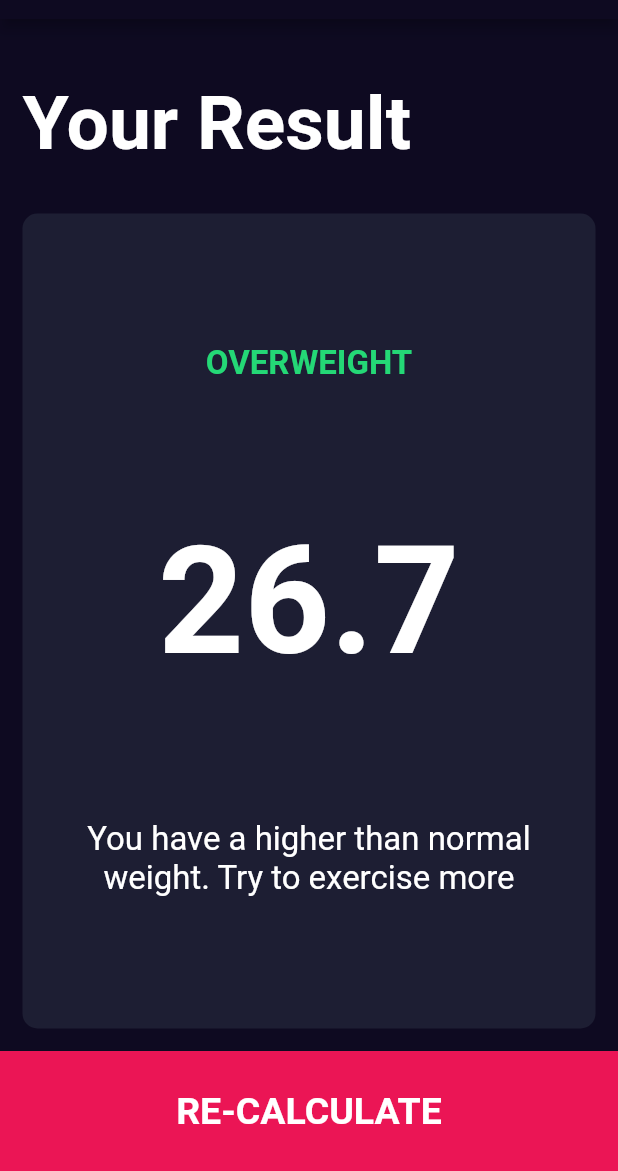
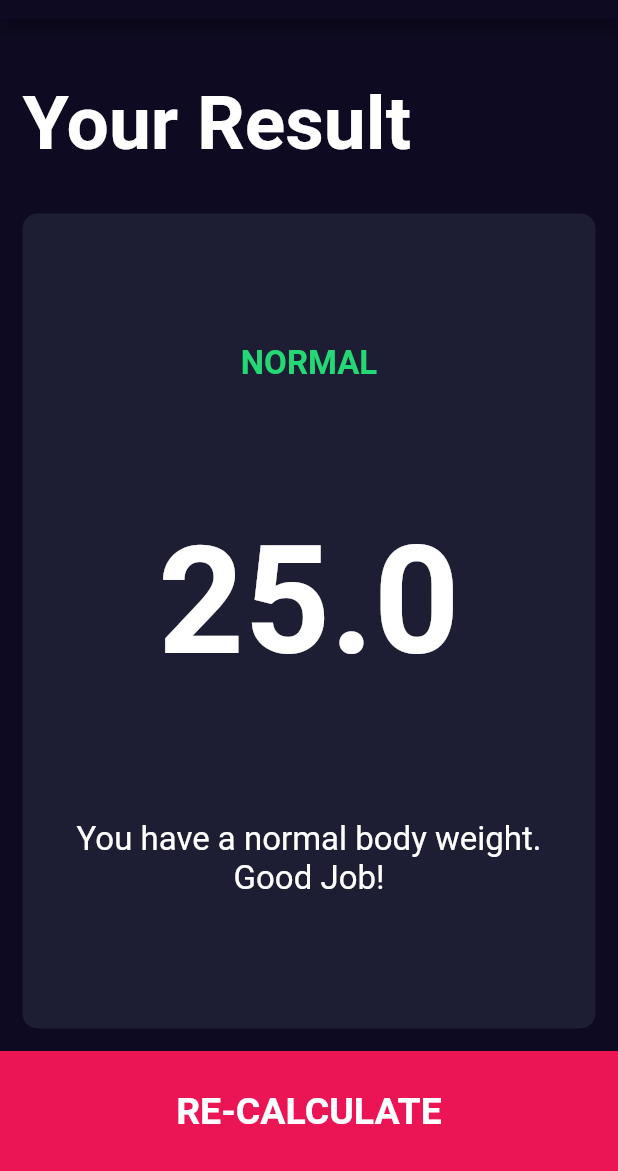
Before and after one commit to ginoliza/flutter_bmi_calculator, a Flutter app: the screen it shows after launch, item 2 of the bottom bar chosen, after a tap on "CALCULATE", on a phone screen of 412 x 824 dp, the part 65-1236 px from its top. Run offline on Flutter 3.47's test engine with Material 2 defaults, Android fonts, the phone set to English and light mode, and no system bars; our stand-ins replace font_awesome_flutter.

Commit message:
added functionality to our results page, passed values to another screen

```diff
--- /dev/null
+++ b/lib/calculator_brain.dart
@@ -0,0 +1,35 @@
+import 'dart:math';
+
+class CalculatorBrain {
+  final int weight;
+  final int height;
+
+  double _bmi = 0.0;
+
+  CalculatorBrain({required this.weight, required this.height});
+
+  String calculateBMI() {
+    _bmi = weight / pow((height / 100), 2);
+    return _bmi.toStringAsFixed(1);
+  }
+
+  String getResult() {
+    if (_bmi > 25) {
+      return "Overweight";
+    } else if (_bmi > 18.5) {
+      return "Normal";
+    } else {
+      return "Underweight";
+    }
+  }
+
+  String interpretation() {
+    if (_bmi > 25) {
+      return "You have a higher than normal body weight. Try to exercise more.";
+    } else if (_bmi > 18.5) {
+      return "You have a normal body weight. Good Job!";
+    } else {
+      return "You have a lower than normal body weight. You can eat a bit more.";
+    }
+  }
+}
--- a/lib/screens/input_page.dart
+++ b/lib/screens/input_page.dart
@@ -5,6 +5,7 @@ import '../components/reusable_card.dart';
 import '../constants.dart';
 import 'results_page.dart';
 import 'package:bmi_calculator/components/botton_button.dart';
+import 'package:bmi_calculator/calculator_brain.dart';
 
 enum Gender { male, female }
 
@@ -212,10 +213,16 @@ class _InputPageState extends State<InputPage> {
           BottomButton(
             buttonTitle: "CALCULATE",
             onTap: () {
+              CalculatorBrain calc =
+                  CalculatorBrain(weight: weight, height: height);
               Navigator.push(
                 context,
                 MaterialPageRoute(
-                  builder: (context) => ResultsPage(),
+                  builder: (context) => ResultsPage(
+                    bmiResults: calc.calculateBMI(),
+                    bmiText: calc.getResult(),
+                    bmiInterpretation: calc.interpretation(),
+                  ),
                 ),
               );
             },
--- a/lib/screens/results_page.dart
+++ b/lib/screens/results_page.dart
@@ -4,7 +4,14 @@ import 'package:flutter/material.dart';
 import 'package:bmi_calculator/components/botton_button.dart';
 
 class ResultsPage extends StatelessWidget {
-  const ResultsPage({super.key});
+  String bmiText;
+  String bmiResults;
+  String bmiInterpretation;
+
+  ResultsPage(
+      {required this.bmiText,
+      required this.bmiResults,
+      required this.bmiInterpretation});
 
   @override
   Widget build(BuildContext context) {
@@ -32,17 +39,17 @@ class ResultsPage extends StatelessWidget {
                 mainAxisAlignment: MainAxisAlignment.spaceEvenly,
                 children: [
                   Text(
-                    "OVERWEIGHT",
+                    bmiText.toUpperCase(),
                     style: kResultTextStyle,
                   ),
                   Text(
-                    "26.7",
+                    bmiResults,
                     style: kBMITextStyle,
                   ),
                   Padding(
                     padding: const EdgeInsets.symmetric(horizontal: 8.0),
                     child: Text(
-                      "You have a higher than normal weight. Try to exercise more",
+                      bmiInterpretation,
                       style: kBodyTextStyle,
                       textAlign: TextAlign.center,
                     ),
```
Also changed, not shown: 1 other file.
